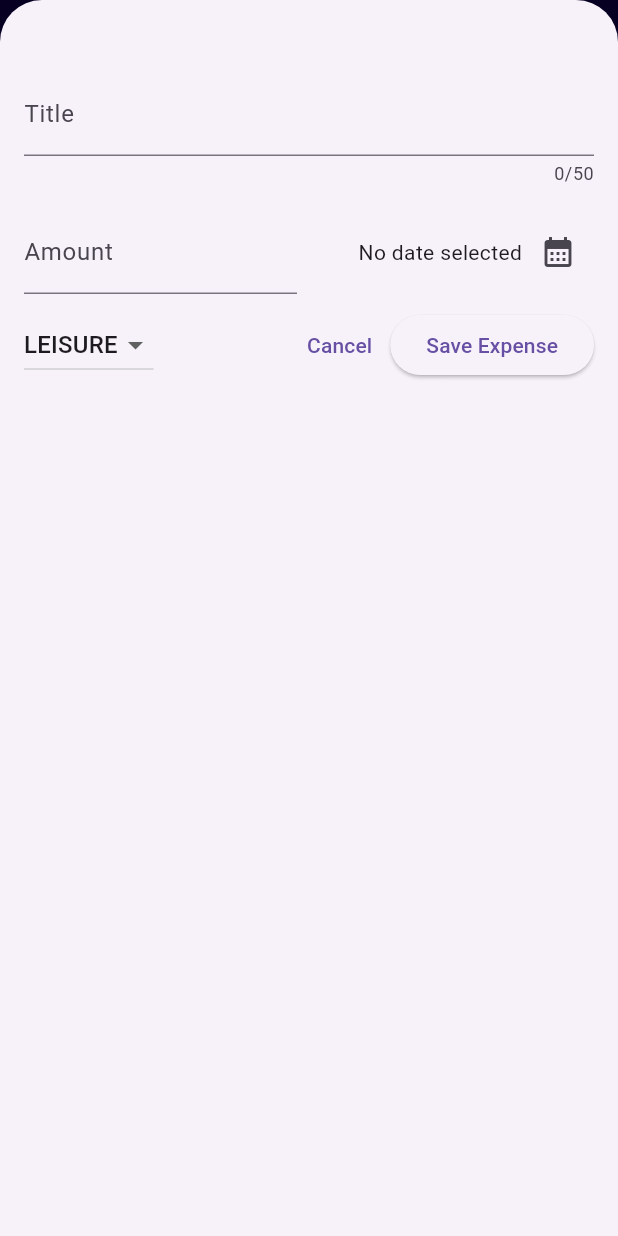
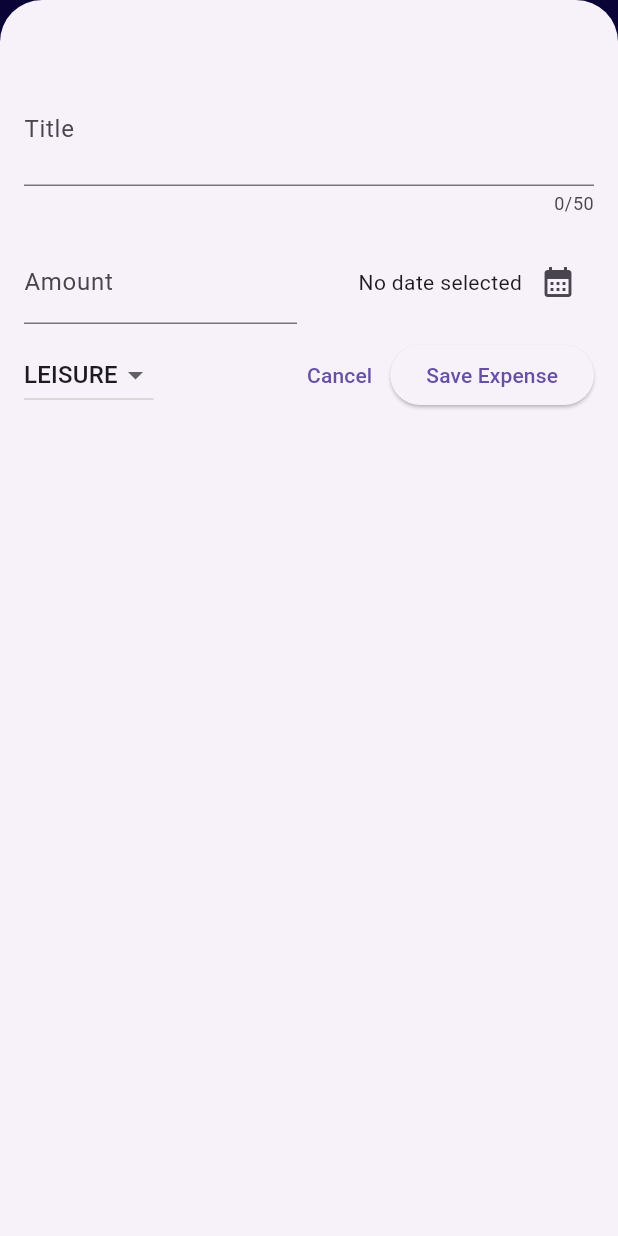
Before and after one commit to Manjunath-6499/expensive_tracker_app, a Flutter app: the screen it shows after launch, after a tap on the "add" icon, on a phone screen of 412 x 824 dp. Run offline on Flutter 3.47's test engine with Material 3 defaults, Android fonts, the phone set to English and light mode, and no system bars.

Commit message:
theme is created

```diff
--- a/lib/widgets/expense_list/expense_item.dart
+++ b/lib/widgets/expense_list/expense_item.dart
@@ -9,7 +9,7 @@ class ExpenseItem extends StatelessWidget {
   @override
   Widget build(BuildContext context) {
     return Card(
-      color: Color.fromARGB(255, 153, 149, 244),
+      color: const Color.fromARGB(255, 189, 161, 245),
       child: Padding(
         padding: const EdgeInsets.symmetric(
           horizontal: 20,
--- a/lib/widgets/expense_list/expense_list.dart
+++ b/lib/widgets/expense_list/expense_list.dart
@@ -6,15 +6,20 @@ class ExpensesList extends StatelessWidget {
   const ExpensesList({
     super.key,
     required this.expenses,
+    required this.onRemoveExpense,
   });
 
   final List<Expense> expenses;
+  final void Function(Expense expense) onRemoveExpense;
 
   @override
   Widget build(BuildContext context) {
     return ListView.builder(
         itemCount: expenses.length,
         itemBuilder: (context, index) => Dismissible(
+              onDismissed: (direction) {
+                onRemoveExpense(expenses[index]);
+              },
               key: ValueKey(expenses[index]),
               child: ExpenseItem(
                 expenses[index],
--- a/lib/widgets/expense_list/expenses.dart
+++ b/lib/widgets/expense_list/expenses.dart
@@ -41,8 +41,48 @@ class _ExpensesState extends State<Expenses> {
     });
   }
 
+  void _removeExpense(Expense expense) {
+    final expenseIndex = _registeredExpenses.indexOf(expense);
+    setState(() {
+      _registeredExpenses.remove(expense);
+    });
+
+    ScaffoldMessenger.of(context).clearSnackBars();
+    ScaffoldMessenger.of(context).showSnackBar(
+      SnackBar(
+        duration: const Duration(
+          seconds: 3,
+        ),
+        content: const Text(
+          "Expense deleted",
+        ),
+        action: SnackBarAction(
+          label: "undo",
+          onPressed: () {
+            setState(() {
+              _registeredExpenses.insert(expenseIndex, expense);
+            });
+          },
+        ),
+      ),
+    );
+  }
+
   @override
   Widget build(BuildContext context) {
+    Widget mainContent = const Center(
+      child: Text(
+        "No Expenses found. Start add some!",
+      ),
+    );
+
+    if (_registeredExpenses.isNotEmpty) {
+      mainContent = ExpensesList(
+        expenses: _registeredExpenses,
+        onRemoveExpense: _removeExpense,
+      );
+    }
+
     return Scaffold(
       appBar: AppBar(
         title: const Text(
@@ -60,9 +100,9 @@ class _ExpensesState extends State<Expenses> {
             ),
           )
         ],
-        backgroundColor: const Color.fromARGB(255, 15, 1, 75),
+        backgroundColor: const Color.fromARGB(255, 21, 7, 118),
       ),
-      backgroundColor: Colors.grey.shade300,
+      backgroundColor: const Color.fromARGB(255, 223, 222, 222),
       body: Column(
         children: [
           const SizedBox(
@@ -71,7 +111,9 @@ class _ExpensesState extends State<Expenses> {
           const Text(
             "The Chart...",
           ),
-          Expanded(child: ExpensesList(expenses: _registeredExpenses)),
+          Expanded(
+            child: mainContent,
+          ),
         ],
       ),
     );
--- a/lib/widgets/expense_list/new_expense.dart
+++ b/lib/widgets/expense_list/new_expense.dart
@@ -83,12 +83,15 @@ class _NewExpenseState extends State<NewExpense> {
       padding: const EdgeInsets.fromLTRB(16, 48, 16, 16),
       child: Column(
         children: [
-          TextField(
-            controller: _titlecontroller,
-            maxLength: 50,
-            decoration: const InputDecoration(
-              label: Text(
-                "Title",
+          Center(
+            child: TextField(
+              controller: _titlecontroller,
+              style: const TextStyle(fontWeight: FontWeight.bold, fontSize: 29),
+              maxLength: 50,
+              decoration: const InputDecoration(
+                label: Text(
+                  "Title",
+                ),
               ),
             ),
           ),
```
